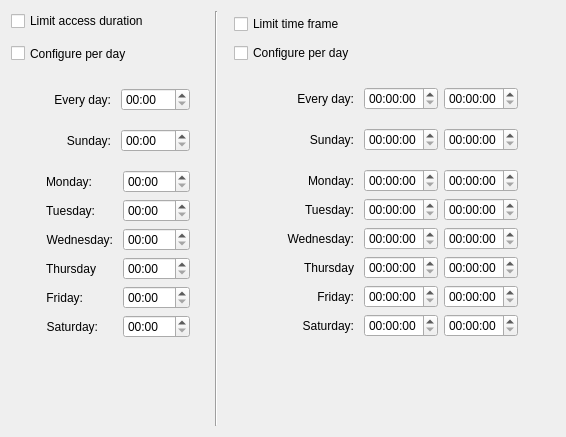
Before: the Qt Designer form app/ui/limits.ui in timekpr/clepsydra, drawn with Qt 5.
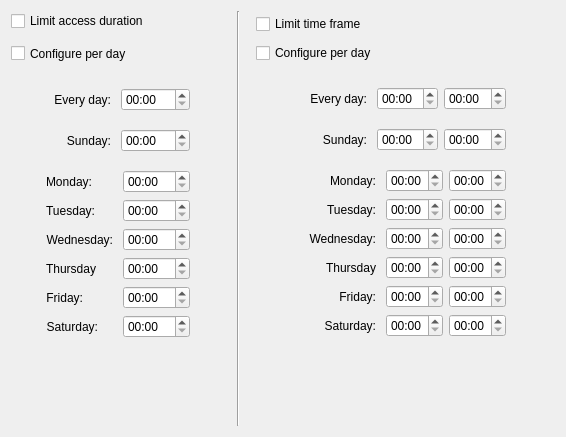
After: the same form once the commit is applied.

Commit message: Apply changes for limits tab

```diff
--- a/app/ui/limits.ui
+++ b/app/ui/limits.ui
@@ -603,6 +603,9 @@
              <height>16777215</height>
             </size>
            </property>
+           <property name="displayFormat">
+            <string>hh:mm</string>
+           </property>
           </widget>
          </item>
          <item>
@@ -616,6 +619,9 @@
              <height>16777215</height>
             </size>
            </property>
+           <property name="displayFormat">
+            <string>hh:mm</string>
+           </property>
           </widget>
          </item>
         </layout>
@@ -684,6 +690,9 @@
                <height>16777215</height>
               </size>
              </property>
+             <property name="displayFormat">
+              <string>hh:mm</string>
+             </property>
             </widget>
            </item>
            <item>
@@ -697,6 +706,9 @@
                <height>16777215</height>
               </size>
              </property>
+             <property name="displayFormat">
+              <string>hh:mm</string>
+             </property>
             </widget>
            </item>
           </layout>
@@ -738,6 +750,9 @@
                <height>16777215</height>
               </size>
              </property>
+             <property name="displayFormat">
+              <string>hh:mm</string>
+             </property>
             </widget>
            </item>
            <item row="0" column="2">
@@ -751,6 +766,9 @@
                <height>16777215</height>
               </size>
              </property>
+             <property name="displayFormat">
+              <string>hh:mm</string>
+             </property>
             </widget>
            </item>
            <item row="1" column="0">
@@ -786,6 +804,9 @@
                <height>16777215</height>
               </size>
              </property>
+             <property name="displayFormat">
+              <string>hh:mm</string>
+             </property>
             </widget>
            </item>
            <item row="1" column="2">
@@ -799,6 +820,9 @@
                <height>16777215</height>
               </size>
              </property>
+             <property name="displayFormat">
+              <string>hh:mm</string>
+             </property>
             </widget>
            </item>
            <item row="2" column="0">
@@ -834,6 +858,9 @@
                <height>16777215</height>
               </size>
              </property>
+             <property name="displayFormat">
+              <string>hh:mm</string>
+             </property>
             </widget>
            </item>
            <item row="2" column="2">
@@ -847,6 +874,9 @@
                <height>16777215</height>
               </size>
              </property>
+             <property name="displayFormat">
+              <string>hh:mm</string>
+             </property>
             </widget>
            </item>
            <item row="3" column="0">
@@ -882,6 +912,9 @@
                <height>16777215</height>
               </size>
              </property>
+             <property name="displayFormat">
+              <string>hh:mm</string>
+             </property>
             </widget>
            </item>
            <item row="3" column="2">
@@ -895,6 +928,9 @@
                <height>16777215</height>
               </size>
              </property>
+             <property name="displayFormat">
+              <string>hh:mm</string>
+             </property>
             </widget>
            </item>
            <item row="4" column="0">
@@ -930,6 +966,9 @@
                <height>16777215</height>
               </size>
              </property>
+             <property name="displayFormat">
+              <string>hh:mm</string>
+             </property>
             </widget>
            </item>
            <item row="4" column="2">
@@ -943,6 +982,9 @@
                <height>16777215</height>
               </size>
              </property>
+             <property name="displayFormat">
+              <string>hh:mm</string>
+             </property>
             </widget>
            </item>
            <item row="5" column="0">
@@ -978,6 +1020,9 @@
                <height>16777215</height>
               </size>
              </property>
+             <property name="displayFormat">
+              <string>hh:mm</string>
+             </property>
             </widget>
            </item>
            <item row="5" column="2">
@@ -991,6 +1036,9 @@
                <height>16777215</height>
               </size>
              </property>
+             <property name="displayFormat">
+              <string>hh:mm</string>
+             </property>
             </widget>
            </item>
           </layout>
```
The commit also changes 1 other file.
